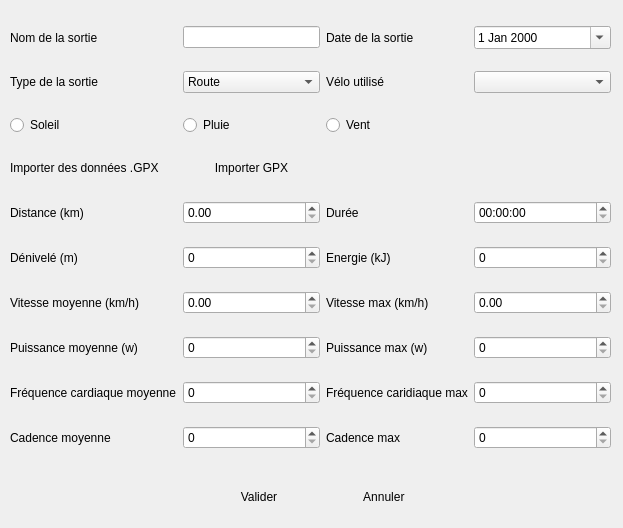
The window that sources/Workouts/workoutdialog.ui (Endo13/BikeEquipmentManager) describes before a commit, drawn with Qt 5.
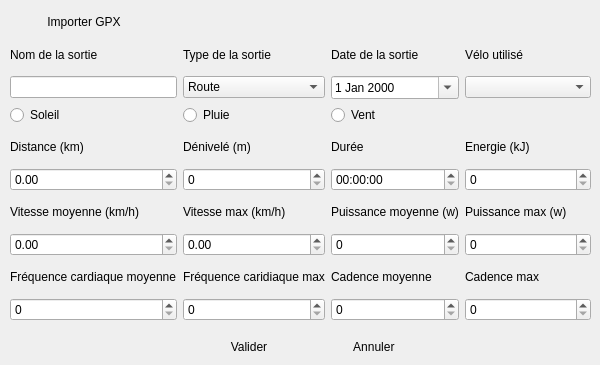
The same window after the commit. Icons and pictures are not drawn.

Diff of the .ui file:
```diff
--- a/sources/Workouts/workoutdialog.ui
+++ b/sources/Workouts/workoutdialog.ui
@@ -6,8 +6,8 @@
    <rect>
     <x>0</x>
     <y>0</y>
-    <width>623</width>
-    <height>528</height>
+    <width>600</width>
+    <height>365</height>
    </rect>
   </property>
   <property name="windowTitle">
@@ -16,8 +16,8 @@
   <widget class="QWidget" name="layoutWidget">
    <property name="geometry">
     <rect>
-     <x>200</x>
-     <y>480</y>
+     <x>190</x>
+     <y>330</y>
      <width>241</width>
      <height>34</height>
     </rect>
@@ -69,20 +69,62 @@
    <property name="geometry">
     <rect>
      <x>10</x>
-     <y>10</y>
-     <width>601</width>
-     <height>461</height>
+     <y>40</y>
+     <width>581</width>
+     <height>281</height>
     </rect>
    </property>
-   <layout class="QGridLayout" name="gridLayout_3" columnstretch="0,0,0,0">
-    <item row="0" column="0">
-     <widget class="QLabel" name="label">
+   <layout class="QGridLayout" name="gridLayout_3" rowstretch="0,0,0,0,0,0,0,0,0,0" columnstretch="0,0,0,0">
+    <item row="4" column="2">
+     <widget class="QLabel" name="label_6">
       <property name="text">
-       <string>Nom de la sortie</string>
+       <string>Durée</string>
       </property>
      </widget>
     </item>
-    <item row="0" column="1">
+    <item row="9" column="1">
+     <widget class="QSpinBox" name="spFCMax">
+      <property name="maximum">
+       <number>999</number>
+      </property>
+     </widget>
+    </item>
+    <item row="8" column="0">
+     <widget class="QLabel" name="label_13">
+      <property name="text">
+       <string>Fréquence cardiaque moyenne</string>
+      </property>
+     </widget>
+    </item>
+    <item row="6" column="0">
+     <widget class="QLabel" name="label_8">
+      <property name="text">
+       <string>Vitesse moyenne (km/h)</string>
+      </property>
+     </widget>
+    </item>
+    <item row="4" column="0">
+     <widget class="QLabel" name="label_5">
+      <property name="text">
+       <string>Distance (km)</string>
+      </property>
+     </widget>
+    </item>
+    <item row="9" column="0">
+     <widget class="QSpinBox" name="spFCMoyenne">
+      <property name="maximum">
+       <number>999</number>
+      </property>
+     </widget>
+    </item>
+    <item row="8" column="1">
+     <widget class="QLabel" name="label_14">
+      <property name="text">
+       <string>Fréquence caridiaque max</string>
+      </property>
+     </widget>
+    </item>
+    <item row="2" column="0">
      <widget class="QLineEdit" name="leNom">
       <property name="sizePolicy">
        <sizepolicy hsizetype="Minimum" vsizetype="Fixed">
@@ -95,272 +137,229 @@
       </property>
      </widget>
     </item>
-    <item row="4" column="2">
-     <widget class="QLabel" name="label_6">
+    <item row="1" column="1">
+     <widget class="QLabel" name="label_3">
       <property name="text">
-       <string>Durée</string>
+       <string>Type de la sortie</string>
+      </property>
+     </widget>
+    </item>
+    <item row="7" column="0">
+     <widget class="QDoubleSpinBox" name="spVitesseMoyenne">
+      <property name="maximum">
+       <double>999.990000000000009</double>
+      </property>
+     </widget>
+    </item>
+    <item row="2" column="3">
+     <widget class="QComboBox" name="cbBike">
+      <property name="frame">
+       <bool>true</bool>
+      </property>
+     </widget>
+    </item>
+    <item row="1" column="0">
+     <widget class="QLabel" name="label">
+      <property name="text">
+       <string>Nom de la sortie</string>
+      </property>
+     </widget>
+    </item>
+    <item row="2" column="1">
+     <widget class="QComboBox" name="cbType">
+      <item>
+       <property name="text">
+        <string>Route</string>
+       </property>
+      </item>
+      <item>
+       <property name="text">
+        <string>VTT</string>
+       </property>
+      </item>
+      <item>
+       <property name="text">
+        <string>Piste</string>
+       </property>
+      </item>
+      <item>
+       <property name="text">
+        <string>Descente</string>
+       </property>
+      </item>
+     </widget>
+    </item>
+    <item row="9" column="3">
+     <widget class="QSpinBox" name="spCadenceMax"/>
+    </item>
+    <item row="7" column="3">
+     <widget class="QSpinBox" name="spPuissanceMax">
+      <property name="maximum">
+       <number>99999</number>
+      </property>
+     </widget>
+    </item>
+    <item row="1" column="2">
+     <widget class="QLabel" name="label_4">
+      <property name="text">
+       <string>Date de la sortie</string>
       </property>
      </widget>
     </item>
     <item row="5" column="2">
-     <widget class="QLabel" name="label_12">
-      <property name="text">
-       <string>Energie (kJ)</string>
-      </property>
-     </widget>
-    </item>
-    <item row="5" column="1">
-     <widget class="QSpinBox" name="spDenivele">
-      <property name="maximum">
-       <number>99999999</number>
-      </property>
-     </widget>
-    </item>
-    <item row="4" column="1">
-     <widget class="QDoubleSpinBox" name="spDistance">
-      <property name="maximum">
-       <double>99999.990000000005239</double>
-      </property>
-     </widget>
-    </item>
-    <item row="4" column="3">
      <widget class="QTimeEdit" name="teSortie">
       <property name="displayFormat">
        <string>HH:mm:ss</string>
       </property>
      </widget>
     </item>
-    <item row="3" column="1">
-     <widget class="QPushButton" name="pbImport">
+    <item row="1" column="3">
+     <widget class="QLabel" name="label_2">
+      <property name="styleSheet">
+       <string notr="true"/>
+      </property>
       <property name="text">
-       <string>Importer GPX</string>
+       <string>Vélo utilisé</string>
       </property>
-      <property name="flat">
+     </widget>
+    </item>
+    <item row="2" column="2">
+     <widget class="QDateEdit" name="deSortie">
+      <property name="calendarPopup">
        <bool>true</bool>
       </property>
      </widget>
     </item>
     <item row="5" column="0">
+     <widget class="QDoubleSpinBox" name="spDistance">
+      <property name="maximum">
+       <double>99999.990000000005239</double>
+      </property>
+     </widget>
+    </item>
+    <item row="4" column="1">
      <widget class="QLabel" name="label_7">
       <property name="text">
        <string>Dénivelé (m)</string>
       </property>
      </widget>
     </item>
-    <item row="4" column="0">
-     <widget class="QLabel" name="label_5">
+    <item row="8" column="2">
+     <widget class="QLabel" name="label_15">
       <property name="text">
-       <string>Distance (km)</string>
-      </property>
-     </widget>
-    </item>
-    <item row="6" column="0">
-     <widget class="QLabel" name="label_8">
-      <property name="text">
-       <string>Vitesse moyenne (km/h)</string>
-      </property>
-     </widget>
-    </item>
-    <item row="3" column="0">
-     <widget class="QLabel" name="label_17">
-      <property name="text">
-       <string>Importer des données .GPX</string>
+       <string>Cadence moyenne</string>
       </property>
      </widget>
     </item>
     <item row="6" column="1">
-     <widget class="QDoubleSpinBox" name="spVitesseMoyenne">
-      <property name="maximum">
-       <double>999.990000000000009</double>
-      </property>
-     </widget>
-    </item>
-    <item row="6" column="3">
-     <widget class="QDoubleSpinBox" name="spVitesseMax">
-      <property name="maximum">
-       <double>999.990000000000009</double>
-      </property>
-     </widget>
-    </item>
-    <item row="6" column="2">
      <widget class="QLabel" name="label_9">
       <property name="text">
        <string>Vitesse max (km/h)</string>
       </property>
      </widget>
     </item>
-    <item row="0" column="3">
-     <widget class="QDateEdit" name="deSortie">
-      <property name="calendarPopup">
-       <bool>true</bool>
+    <item row="5" column="3">
+     <widget class="QSpinBox" name="spEnergie">
+      <property name="maximum">
+       <number>9999999</number>
       </property>
      </widget>
     </item>
-    <item row="0" column="2">
-     <widget class="QLabel" name="label_4">
+    <item row="4" column="3">
+     <widget class="QLabel" name="label_12">
       <property name="text">
-       <string>Date de la sortie</string>
+       <string>Energie (kJ)</string>
       </property>
      </widget>
     </item>
-    <item row="1" column="0">
-     <widget class="QLabel" name="label_3">
-      <property name="text">
-       <string>Type de la sortie</string>
+    <item row="5" column="1">
+     <widget class="QSpinBox" name="spDenivele">
+      <property name="maximum">
+       <number>99999999</number>
       </property>
      </widget>
     </item>
-    <item row="1" column="2">
-     <widget class="QLabel" name="label_2">
-      <property name="styleSheet">
-       <string notr="true"/>
-      </property>
-      <property name="text">
-       <string>Vélo utilisé</string>
-      </property>
-     </widget>
-    </item>
-    <item row="1" column="1">
-     <widget class="QComboBox" name="cbType">
-      <item>
-       <property name="text">
-        <string>Route</string>
-       </property>
-      </item>
-      <item>
-       <property name="text">
-        <string>VTT</string>
-       </property>
-      </item>
-      <item>
-       <property name="text">
-        <string>Piste</string>
-       </property>
-      </item>
-      <item>
-       <property name="text">
-        <string>Descente</string>
-       </property>
-      </item>
-     </widget>
-    </item>
-    <item row="1" column="3">
-     <widget class="QComboBox" name="cbBike">
-      <property name="frame">
-       <bool>true</bool>
-      </property>
-     </widget>
-    </item>
-    <item row="2" column="0">
-     <widget class="QRadioButton" name="rbSun">
-      <property name="text">
-       <string>Soleil</string>
-      </property>
-     </widget>
-    </item>
-    <item row="2" column="1">
-     <widget class="QRadioButton" name="rbRain">
-      <property name="text">
-       <string>Pluie</string>
-      </property>
-     </widget>
-    </item>
-    <item row="2" column="2">
-     <widget class="QRadioButton" name="rbWind">
-      <property name="text">
-       <string>Vent</string>
-      </property>
-     </widget>
-    </item>
-    <item row="7" column="0">
+    <item row="6" column="2">
      <widget class="QLabel" name="label_10">
       <property name="text">
        <string>Puissance moyenne (w)</string>
       </property>
      </widget>
     </item>
-    <item row="7" column="2">
+    <item row="8" column="3">
+     <widget class="QLabel" name="label_16">
+      <property name="text">
+       <string>Cadence max</string>
+      </property>
+     </widget>
+    </item>
+    <item row="6" column="3">
      <widget class="QLabel" name="label_11">
       <property name="text">
        <string>Puissance max (w)</string>
       </property>
      </widget>
     </item>
-    <item row="7" column="1">
-     <widget class="QSpinBox" name="spPuissanceMoyenne">
-      <property name="maximum">
-       <number>99999</number>
-      </property>
-     </widget>
-    </item>
-    <item row="7" column="3">
-     <widget class="QSpinBox" name="spPuissanceMax">
-      <property name="maximum">
-       <number>99999</number>
-      </property>
-     </widget>
-    </item>
-    <item row="8" column="0">
-     <widget class="QLabel" name="label_13">
-      <property name="text">
-       <string>Fréquence cardiaque moyenne</string>
-      </property>
-     </widget>
-    </item>
-    <item row="8" column="2">
-     <widget class="QLabel" name="label_14">
-      <property name="text">
-       <string>Fréquence caridiaque max</string>
-      </property>
-     </widget>
-    </item>
-    <item row="9" column="0">
-     <widget class="QLabel" name="label_15">
-      <property name="text">
-       <string>Cadence moyenne</string>
-      </property>
-     </widget>
-    </item>
     <item row="9" column="2">
-     <widget class="QLabel" name="label_16">
-      <property name="text">
-       <string>Cadence max</string>
-      </property>
-     </widget>
-    </item>
-    <item row="8" column="1">
-     <widget class="QSpinBox" name="spFCMoyenne">
-      <property name="maximum">
-       <number>999</number>
-      </property>
-     </widget>
-    </item>
-    <item row="8" column="3">
-     <widget class="QSpinBox" name="spFCMax">
-      <property name="maximum">
-       <number>999</number>
-      </property>
-     </widget>
-    </item>
-    <item row="9" column="1">
      <widget class="QSpinBox" name="spCadenceMoyenne">
       <property name="maximum">
        <number>9999</number>
       </property>
      </widget>
     </item>
-    <item row="9" column="3">
-     <widget class="QSpinBox" name="spCadenceMax"/>
+    <item row="7" column="1">
+     <widget class="QDoubleSpinBox" name="spVitesseMax">
+      <property name="maximum">
+       <double>999.990000000000009</double>
+      </property>
+     </widget>
     </item>
-    <item row="5" column="3">
-     <widget class="QSpinBox" name="spEnergie">
+    <item row="7" column="2">
+     <widget class="QSpinBox" name="spPuissanceMoyenne">
       <property name="maximum">
-       <number>9999999</number>
+       <number>99999</number>
+      </property>
+     </widget>
+    </item>
+    <item row="3" column="0">
+     <widget class="QRadioButton" name="rbSun">
+      <property name="text">
+       <string>Soleil</string>
+      </property>
+     </widget>
+    </item>
+    <item row="3" column="1">
+     <widget class="QRadioButton" name="rbRain">
+      <property name="text">
+       <string>Pluie</string>
+      </property>
+     </widget>
+    </item>
+    <item row="3" column="2">
+     <widget class="QRadioButton" name="rbWind">
+      <property name="text">
+       <string>Vent</string>
       </property>
      </widget>
     </item>
    </layout>
   </widget>
+  <widget class="QPushButton" name="pbImport">
+   <property name="geometry">
+    <rect>
+     <x>10</x>
+     <y>10</y>
+     <width>148</width>
+     <height>23</height>
+    </rect>
+   </property>
+   <property name="text">
+    <string>Importer GPX</string>
+   </property>
+   <property name="flat">
+    <bool>true</bool>
+   </property>
+  </widget>
  </widget>
  <resources>
   <include location="../ressources/ressources.qrc"/>
```
